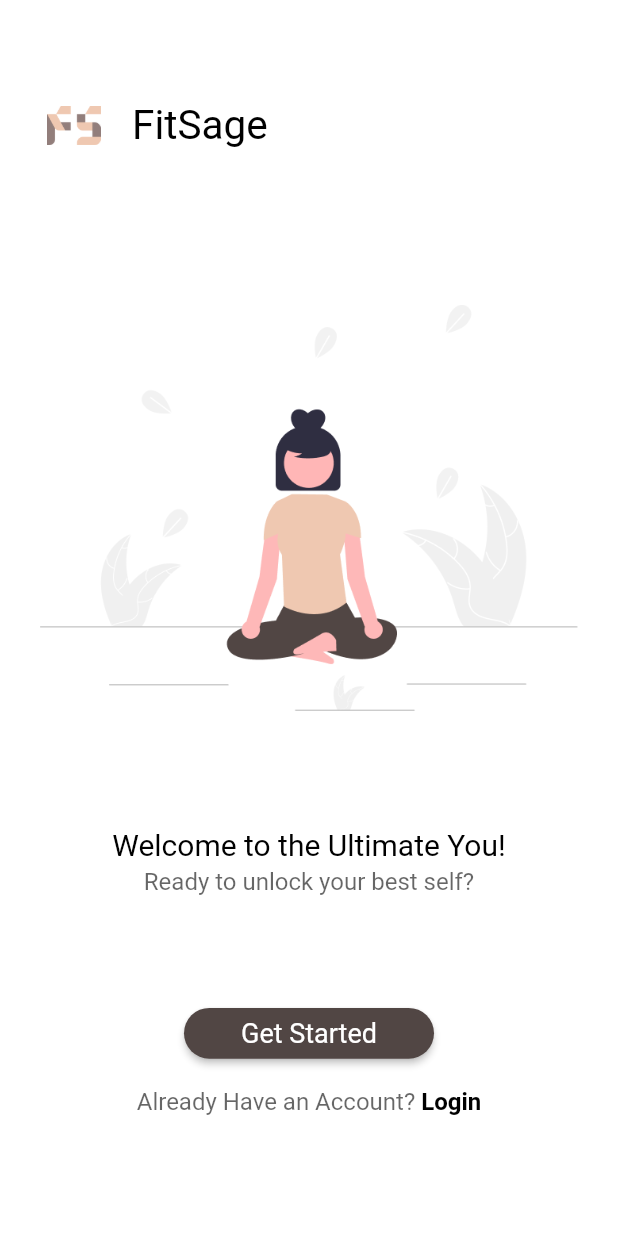
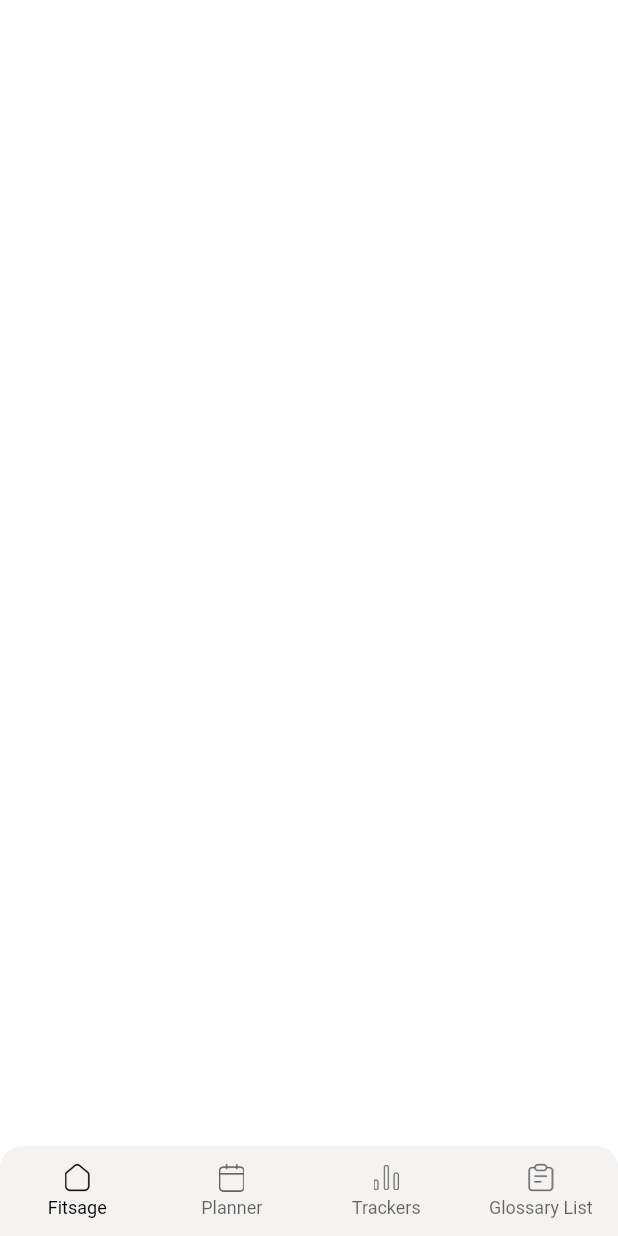
Before and after one commit to fitsage/fitsage_app, a Flutter app: the screen it shows after launch, on a phone screen of 412 x 824 dp. Run offline on Flutter 3.47's test engine with Material 2 defaults, Android fonts, the phone set to English and light mode, and no system bars; Roboto replaces fonts that are missing (source sans pro).

Commit message:
Bottom Nav Bar

```diff
--- a/fitsage_app/lib/main.dart
+++ b/fitsage_app/lib/main.dart
@@ -1,4 +1,4 @@
-import 'package:fitsage_app/views/welcome.dart';
+import 'package:fitsage_app/pages/Home.dart';
 import 'package:flutter/material.dart';
 
 void main() {
@@ -10,7 +10,7 @@ class MyApp extends StatelessWidget {
   @override
   Widget build(BuildContext context) {
     return const MaterialApp(
-      home: WelcomeScreen(),
+      home: Home(),
     );
   }
 }
--- /dev/null
+++ b/fitsage_app/lib/pages/Home.dart
@@ -0,0 +1,118 @@
+import 'package:fitsage_app/pages/Main_page.dart';
+import 'package:fitsage_app/pages/Tracking.dart';
+import 'package:fitsage_app/pages/planner.dart';
+import 'package:fitsage_app/pages/shopping.dart';
+import 'package:flutter/material.dart';
+
+class Home extends StatefulWidget {
+  const Home({Key? key}) : super(key: key);
+
+  @override
+  State<Home> createState() => _HomeState();
+}
+
+class _HomeState extends State<Home> {
+  int _currentIndex = 0;
+
+  List<Widget> pages = const [
+    MainPage(),
+    Planner(),
+    Tracking(),
+    Shopping(),
+  ];
+
+  @override
+  Widget build(BuildContext context) {
+    double screenWidth = MediaQuery.of(context).size.width;
+    double screenHeight = MediaQuery.of(context).size.height;
+
+    return Scaffold(
+        backgroundColor: Colors.white,
+        body: pages[_currentIndex],
+        bottomNavigationBar: SizedBox(
+          height: 62 * (screenHeight / 852),
+          child: ClipRRect(
+            borderRadius: const BorderRadius.only(
+              topLeft: Radius.circular(15),
+              topRight: Radius.circular(15),
+            ),
+            child: BottomNavigationBar(
+              unselectedFontSize: 12,
+              selectedFontSize: 12,
+              type: BottomNavigationBarType.fixed,
+              backgroundColor: const Color(0xFFF4F3F2),
+              selectedItemColor: Colors.black,
+              unselectedItemColor: Colors.black.withOpacity(0.6),
+              currentIndex: _currentIndex,
+              onTap: (int index) {
+                setState(() {
+                  _currentIndex = index;
+                });
+              },
+              items: [
+                BottomNavigationBarItem(
+                  label: "Fitsage",
+                  icon: Padding(
+                    padding: const EdgeInsets.only(
+                        bottom: 4.0), // Adjust the bottom padding here
+                    child: SizedBox(
+                        width: 17,
+                        height: 19,
+                        child: Opacity(
+                          opacity: _currentIndex == 0 ? 1.0 : 0.6,
+                          child: Image.asset('assets/images/Home.png',
+                              width: 16, height: 18),
+                        )),
+                  ),
+                ),
+                BottomNavigationBarItem(
+                  label: "Planner",
+                  icon: Padding(
+                    padding: const EdgeInsets.only(
+                        bottom: 4.0), // Adjust the bottom padding here
+                    child: SizedBox(
+                        width: 17,
+                        height: 19,
+                        child: Opacity(
+                          opacity: _currentIndex == 1 ? 1.0 : 0.6,
+                          child: Image.asset('assets/images/planner.png',
+                              width: 16.97, height: 18),
+                        )),
+                  ),
+                ),
+                BottomNavigationBarItem(
+                  label: "Trackers",
+                  icon: Padding(
+                    padding: const EdgeInsets.only(
+                        bottom: 4.0), // Adjust the bottom padding here
+                    child: SizedBox(
+                        width: 17,
+                        height: 19,
+                        child: Opacity(
+                          opacity: _currentIndex == 2 ? 1.0 : 0.6,
+                          child: Image.asset('assets/images/tracking.png',
+                              width: 18, height: 18),
+                        )),
+                  ),
+                ),
+                BottomNavigationBarItem(
+                  label: "Glossary List",
+                  icon: Padding(
+                    padding: const EdgeInsets.only(
+                        bottom: 4.0), // Adjust the bottom padding here
+                    child: SizedBox(
+                        width: 17,
+                        height: 19,
+                        child: Opacity(
+                          opacity: _currentIndex == 3 ? 1.0 : 0.6,
+                          child: Image.asset('assets/images/list.png',
+                              width: 16, height: 18),
+                        )),
+                  ),
+                ),
+              ],
+            ),
+          ),
+        ));
+  }
+}
--- /dev/null
+++ b/fitsage_app/lib/pages/Main_page.dart
@@ -0,0 +1,15 @@
+import 'package:flutter/material.dart';
+
+class MainPage extends StatefulWidget {
+  const MainPage({Key? key}) : super(key: key);
+
+  @override
+  State<MainPage> createState() => _MainPageState();
+}
+
+class _MainPageState extends State<MainPage> {
+  @override
+  Widget build(BuildContext context) {
+    return Container();
+  }
+}
--- /dev/null
+++ b/fitsage_app/lib/pages/planner.dart
@@ -0,0 +1,10 @@
+import 'package:flutter/material.dart';
+
+class Planner extends StatelessWidget {
+  const Planner({Key? key}) : super(key: key);
+
+  @override
+  Widget build(BuildContext context) {
+    return Container(child: const Text("Planner"));
+  }
+}
--- a/fitsage_app/lib/views/Activitylevel.dart
+++ b/fitsage_app/lib/views/Activitylevel.dart
@@ -1,5 +1,5 @@
 import 'package:fitsage_app/custom_widgets/utility_widgets.dart';
-import 'package:fitsage_app/views/Home.dart';
+import 'package:fitsage_app/pages/Home.dart';
 import 'package:fitsage_app/views/Weekly.dart';
 import 'package:flutter/material.dart';
 
--- a/fitsage_app/lib/views/Personaldata.dart
+++ b/fitsage_app/lib/views/Personaldata.dart
@@ -1,5 +1,5 @@
 import 'package:fitsage_app/custom_widgets/utility_widgets.dart';
-import 'package:fitsage_app/views/Home.dart';
+import 'package:fitsage_app/pages/Home.dart';
 import 'package:fitsage_app/views/bmicalculation.dart';
 import 'package:flutter/material.dart';
 
--- a/fitsage_app/lib/views/Weekly.dart
+++ b/fitsage_app/lib/views/Weekly.dart
@@ -1,5 +1,5 @@
 import 'package:fitsage_app/custom_widgets/utility_widgets.dart';
-import 'package:fitsage_app/views/Home.dart';
+import 'package:fitsage_app/pages/Home.dart';
 import 'package:flutter/material.dart';
 
 class Weekly extends StatefulWidget {
--- a/fitsage_app/lib/views/bmicalculation.dart
+++ b/fitsage_app/lib/views/bmicalculation.dart
@@ -1,5 +1,5 @@
 import 'package:fitsage_app/custom_widgets/utility_widgets.dart';
-import 'package:fitsage_app/views/Home.dart';
+import 'package:fitsage_app/pages/Home.dart';
 import 'package:fitsage_app/views/height.dart';
 import 'package:fitsage_app/views/minutes.dart';
 import 'package:flutter/material.dart';
--- a/fitsage_app/lib/views/height.dart
+++ b/fitsage_app/lib/views/height.dart
@@ -1,5 +1,5 @@
 import 'package:fitsage_app/custom_widgets/utility_widgets.dart';
-import 'package:fitsage_app/views/Home.dart';
+import 'package:fitsage_app/pages/Home.dart';
 import 'package:fitsage_app/views/inches.dart';
 import 'package:fitsage_app/views/kg_cm.dart';
 import 'package:fitsage_app/views/minutes.dart';
--- a/fitsage_app/lib/views/target.dart
+++ b/fitsage_app/lib/views/target.dart
@@ -1,6 +1,6 @@
 import 'package:fitsage_app/custom_widgets/utility_widgets.dart';
 import 'package:fitsage_app/views/Activitylevel.dart';
-import 'package:fitsage_app/views/Home.dart';
+import 'package:fitsage_app/pages/Home.dart';
 import 'package:fitsage_app/views/minutes.dart';
 import 'package:flutter/material.dart';
 import 'am_pm.dart';
--- a/fitsage_app/pubspec.yaml
+++ b/fitsage_app/pubspec.yaml
@@ -34,6 +34,7 @@ dependencies:
   # The following adds the Cupertino Icons font to your application.
   # Use with the CupertinoIcons class for iOS style icons.
   cupertino_icons: ^1.0.2
+  fl_chart: ^0.63.0
 
 dev_dependencies:
   flutter_test:
@@ -71,6 +72,10 @@ flutter:
     - assets/images/noactivity.png
     - assets/images/veryactive.png
     - assets/images/target.png
+    - assets/images/list.png
+    - assets/images/Home.png
+    - assets/images/planner.png
+    - assets/images/tracking.png
 
   #   - images/a_dot_ham.jpeg
 
```
Also changed, not shown: fitsage_app/lib/pages/Tracking.dart (added, +10 -0 lines), fitsage_app/lib/pages/shopping.dart (added, +10 -0 lines), fitsage_app/lib/views/Home.dart (deleted, +0 -94 lines), fitsage_app/assets/images/Home.png (added), fitsage_app/assets/images/list.png (added), fitsage_app/assets/images/planner.png (added), fitsage_app/assets/images/tracking.png (added), fitsage_app/pubspec.lock, 2 other files.
